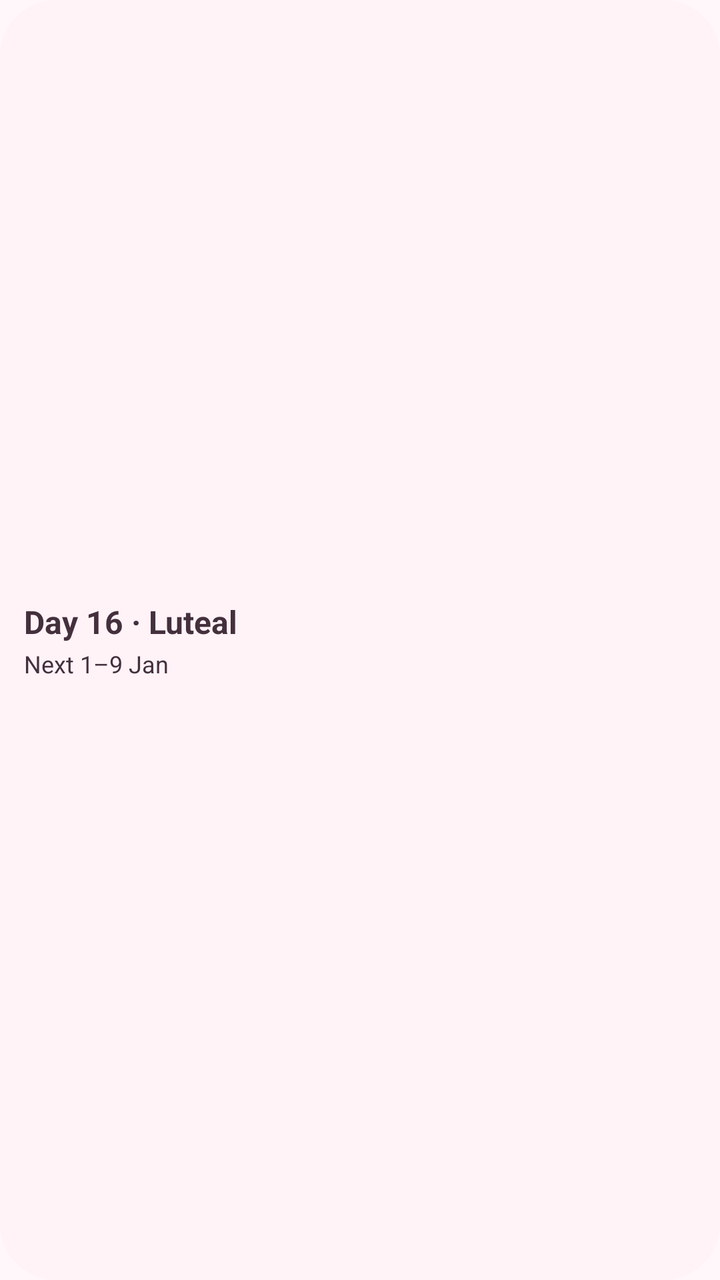
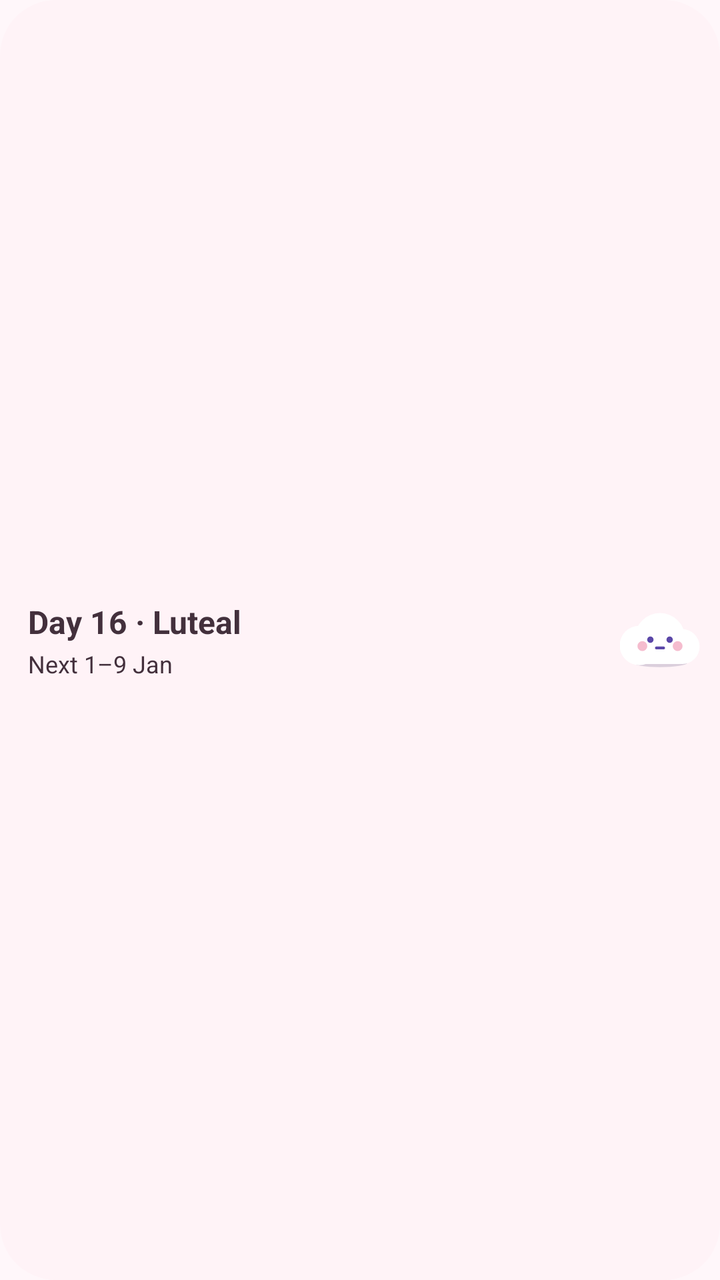

Compare the two renders of this Android layout. The source of the first and the diff that turns it into the second are given below.
<!-- AndroidManifest.xml: application theme Theme.CycleTracker -->
<!-- res/layout/widget_cycle.xml -->
<?xml version="1.0" encoding="utf-8"?>
<LinearLayout xmlns:android="http://schemas.android.com/apk/res/android"
    android:id="@+id/widget_root"
    android:layout_width="match_parent"
    android:layout_height="match_parent"
    android:orientation="vertical"
    android:gravity="center_vertical"
    android:background="@drawable/widget_background"
    android:padding="12dp">

    <TextView
        android:id="@+id/widget_headline"
        android:layout_width="match_parent"
        android:layout_height="wrap_content"
        android:textSize="16sp"
        android:textStyle="bold"
        android:textColor="@color/widget_text"
        android:maxLines="1"
        android:ellipsize="end"
        android:text="Day 16 · Luteal" />

    
    <TextView
        android:id="@+id/widget_detail"
        android:layout_width="match_parent"
        android:layout_height="wrap_content"
        android:layout_marginTop="2dp"
        android:textSize="12sp"
        android:textColor="@color/widget_text"
        android:maxLines="1"
        android:ellipsize="end"
        android:text="Next 1–9 Jan" />
</LinearLayout>
<!-- resources referenced by this layout -->
<resources>
  <color name="widget_text">#43303C</color>
  <!-- drawable widget_background (drawable) -->
  <?xml version="1.0" encoding="utf-8"?>
  <shape xmlns:android="http://schemas.android.com/apk/res/android"
      android:shape="rectangle">
      <corners android:radius="@android:dimen/system_app_widget_background_radius" />
      <solid android:color="@color/widget_background" />
  </shape>
  <style name="Theme.CycleTracker" parent="android:Theme.Material.Light.NoActionBar">
          <item name="android:windowBackground">@color/window_background</item>
      </style>
  <color name="widget_background">#FFF3F7</color>
  <color name="window_background">#FFF7FA</color>
</resources>

<!-- the commit's change to res/layout/widget_cycle.xml (unified diff, before → after) -->
@@ -3,31 +3,50 @@
     android:id="@+id/widget_root"
     android:layout_width="match_parent"
     android:layout_height="match_parent"
-    android:orientation="vertical"
+    android:orientation="horizontal"
     android:gravity="center_vertical"
     android:background="@drawable/widget_background"
-    android:padding="12dp">
+    android:paddingStart="14dp"
+    android:paddingEnd="10dp"
+    android:paddingTop="10dp"
+    android:paddingBottom="10dp">
 
-    <TextView
-        android:id="@+id/widget_headline"
-        android:layout_width="match_parent"
+    <LinearLayout
+        android:layout_width="0dp"
         android:layout_height="wrap_content"
-        android:textSize="16sp"
-        android:textStyle="bold"
-        android:textColor="@color/widget_text"
-        android:maxLines="1"
-        android:ellipsize="end"
-        android:text="Day 16 · Luteal" />
+        android:layout_weight="1"
+        android:orientation="vertical">
+
+        <TextView
+            android:id="@+id/widget_headline"
+            android:layout_width="match_parent"
+            android:layout_height="wrap_content"
+            android:textSize="16sp"
+            android:textStyle="bold"
+            android:textColor="@color/widget_text"
+            android:maxLines="1"
+            android:ellipsize="end"
+            android:text="Day 16 · Luteal" />
+
+        
+        <TextView
+            android:id="@+id/widget_detail"
+            android:layout_width="match_parent"
+            android:layout_height="wrap_content"
+            android:layout_marginTop="2dp"
+            android:textSize="12sp"
+            android:textColor="@color/widget_text"
+            android:maxLines="1"
+            android:ellipsize="end"
+            android:text="Next 1–9 Jan" />
+    </LinearLayout>
 
     
-    <TextView
-        android:id="@+id/widget_detail"
-        android:layout_width="match_parent"
-        android:layout_height="wrap_content"
-        android:layout_marginTop="2dp"
-        android:textSize="12sp"
-        android:textColor="@color/widget_text"
-        android:maxLines="1"
-        android:ellipsize="end"
-        android:text="Next 1–9 Jan" />
+    <ImageView
+        android:id="@+id/widget_mascot"
+        android:layout_width="40dp"
+        android:layout_height="29dp"
+        android:layout_marginStart="8dp"
+        android:importantForAccessibility="no"
+        android:src="@drawable/widget_mascot" />
 </LinearLayout>
<!-- resource entries referenced after the edit -->
@@ -8,10 +8,59 @@
       <corners android:radius="@android:dimen/system_app_widget_background_radius" />
       <solid android:color="@color/widget_background" />
   </shape>
+  <!-- drawable widget_mascot (drawable) -->
+  <?xml version="1.0" encoding="utf-8"?>
+  <vector xmlns:android="http://schemas.android.com/apk/res/android"
+      android:width="40dp"
+      android:height="29dp"
+      android:viewportWidth="78"
+      android:viewportHeight="56">
+  
+      
+      <path
+          android:fillColor="@color/widget_mascot_shadow"
+          android:pathData="M12.5,50.5 a26.5,4 0 1,0 53,0 a26.5,4 0 1,0 -53,0 Z" />
+  
+      
+      <path
+          android:fillColor="@color/widget_mascot_body"
+          android:pathData="M-0.3,33.6 a19,19 0 1,0 38,0 a19,19 0 1,0 -38,0 Z" />
+      <path
+          android:fillColor="@color/widget_mascot_body"
+          android:pathData="M44,34.7 a16.8,16.8 0 1,0 33.6,0 a16.8,16.8 0 1,0 -33.6,0 Z" />
+      <path
+          android:fillColor="@color/widget_mascot_body"
+          android:pathData="M14.4,26.9 a24.6,24.6 0 1,0 49.2,0 a24.6,24.6 0 1,0 -49.2,0 Z" />
+      <path
+          android:fillColor="@color/widget_mascot_body"
+          android:pathData="M20.6,29.1 H57.4 A11.2,11.2 0 0,1 57.4,51.5 H20.6 A11.2,11.2 0 0,1 20.6,29.1 Z" />
+  
+      
+      <path
+          android:fillColor="#73E86A93"
+          android:pathData="M17,34.2 a4.8,4.8 0 1,0 9.6,0 a4.8,4.8 0 1,0 -9.6,0 Z" />
+      <path
+          android:fillColor="#73E86A93"
+          android:pathData="M51.4,34.2 a4.8,4.8 0 1,0 9.6,0 a4.8,4.8 0 1,0 -9.6,0 Z" />
+      <path
+          android:fillColor="@color/widget_mascot_face"
+          android:pathData="M26.5,28 a3.1,3.1 0 1,0 6.2,0 a3.1,3.1 0 1,0 -6.2,0 Z" />
+      <path
+          android:fillColor="@color/widget_mascot_face"
+          android:pathData="M45.3,28 a3.1,3.1 0 1,0 6.2,0 a3.1,3.1 0 1,0 -6.2,0 Z" />
+      <path
+          android:strokeColor="@color/widget_mascot_face"
+          android:strokeWidth="2.8"
+          android:strokeLineCap="round"
+          android:pathData="M35.5,36 L42.5,36" />
+  </vector>
   <style name="Theme.CycleTracker" parent="android:Theme.Material.Light.NoActionBar">
           <item name="android:windowBackground">@color/window_background</item>
       </style>
   <color name="widget_background">#FFF3F7</color>
+  <color name="widget_mascot_shadow">#2E3B2C63</color>
+  <color name="widget_mascot_body">#FFFFFF</color>
+  <color name="widget_mascot_face">#5B47A8</color>
   <color name="window_background">#FFF7FA</color>
 </resources>
 
